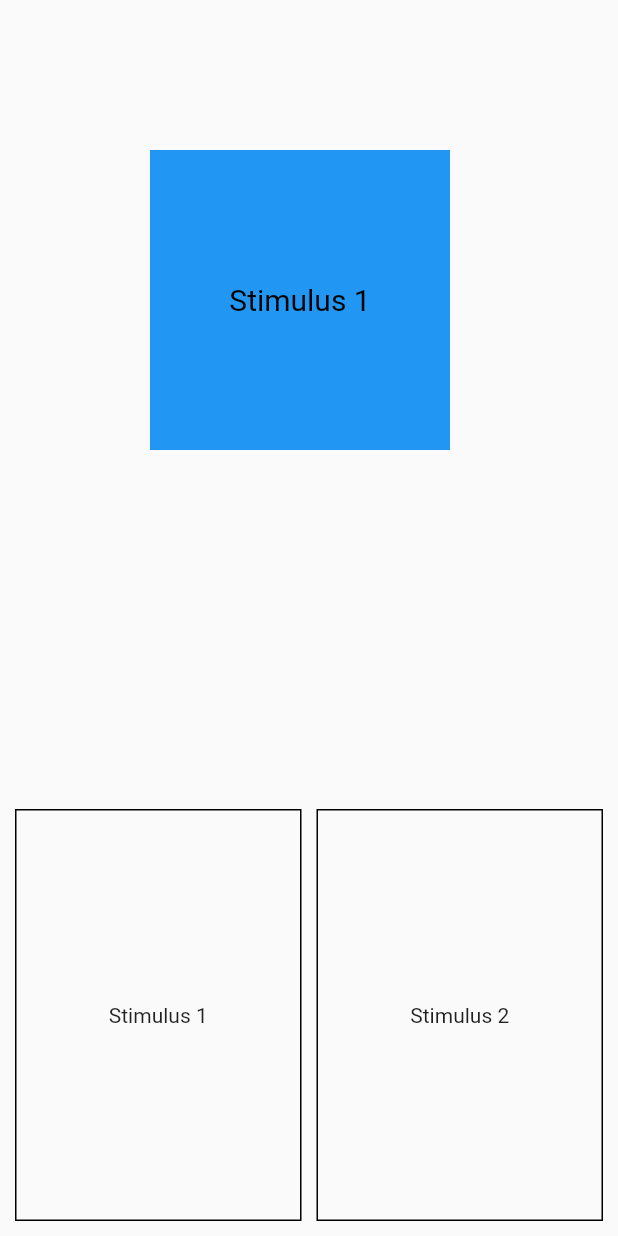
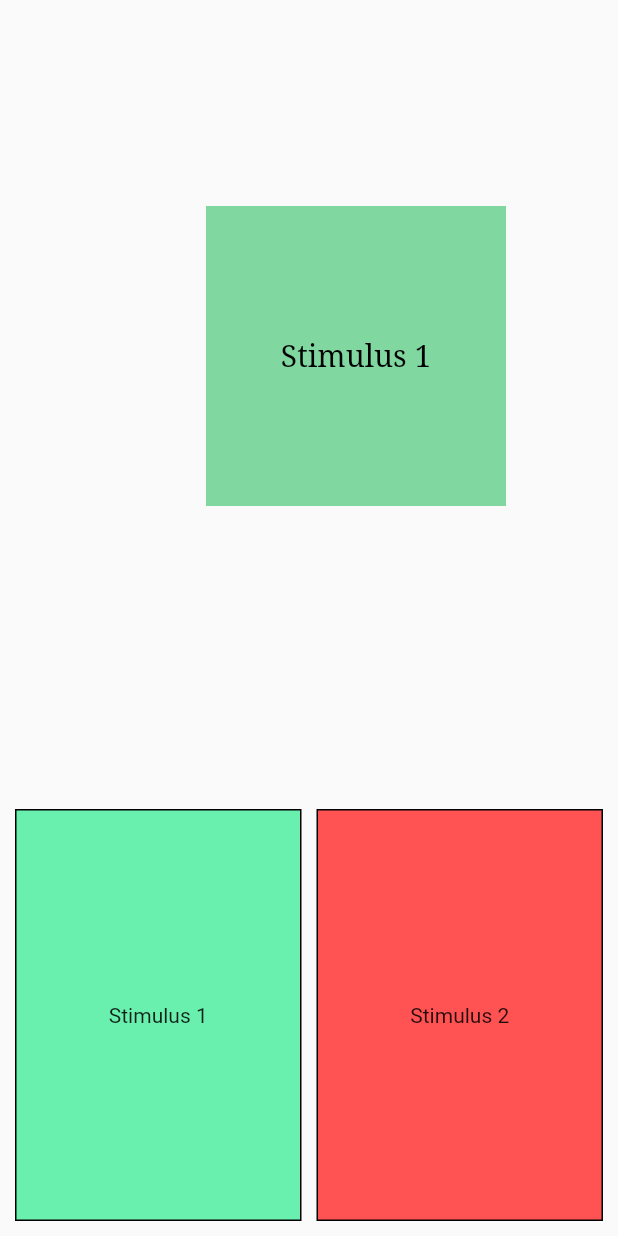
Before and after one commit to miyamot0/honiden, a Flutter app: the screen it shows after launch, on a phone screen of 412 x 824 dp. Run offline on Flutter 3.47's test engine with Material 2 defaults, Android fonts, the phone set to English and light mode, and no system bars.

Commit message:
Add lerping

```diff
--- a/lib/Controls/TwoPanelField.dart
+++ b/lib/Controls/TwoPanelField.dart
@@ -18,26 +18,69 @@ class TwoPanelField extends StatefulWidget {
 }
 
 class TwoPanelFieldState extends State<TwoPanelField> {
+  MediaQueryData mediaData;
+  double iconWidth = 100.0;
+
+  FieldDropWidget rightPanel, leftPanel;
+
+  static final Color colorRed = Colors.redAccent;
+  static final Color colorGreen = Colors.greenAccent;
+  static final Color colorLerp = Color.lerp(colorGreen, colorRed, 0.15);
+
+  void onWidgetDropped(String output) {
+    print("onWidgetDropped(): $output");
+
+    /*
+    if (output == widget.correctAnswer)
+    {
+      leftPanel.stateKey.currentState.currentColor = Colors.transparent;
+    }
+    else if (output == widget.wrongAnswer)
+    {
+      rightPanel.stateKey.currentState.currentColor = Colors.transparent;
+    }
+    */
+  }
+
   @override
   Widget build(BuildContext context) {
+
+    if (mediaData == null) {
+      mediaData = MediaQuery.of(context);
+      iconWidth = mediaData.size.height / 6.0;
+    }
+
+    if (rightPanel == null) {
+      rightPanel = FieldDropWidget(
+        entry: widget.wrongAnswer,
+        initialColor: colorRed,
+        isLeftPortion: false,
+        callbackDropped: onWidgetDropped,
+      );
+    }
+
+    if (leftPanel == null) {
+      leftPanel = FieldDropWidget(
+        entry: widget.correctAnswer,
+        initialColor: colorGreen,
+        isLeftPortion: true,
+        callbackDropped: onWidgetDropped,
+      );
+    }
+
     return Scaffold(
       body: Stack(
         children: <Widget>[
           FieldDraggable(
             content: widget.correctAnswer,
+            initialColor: colorLerp,
             initialOffset: Offset(
-              100.0,
-              100.0,
+              (mediaData.size.width / 2) -  (iconWidth / 2),
+              (mediaData.size.height / 4) - (iconWidth / 2),
             ),
           ),
-          FieldDropWidget(
-            entry: widget.correctAnswer,
-            isLeftPortion: true,
-          ),
-          FieldDropWidget(
-            entry: widget.wrongAnswer,
-            isLeftPortion: false,
-          ),
+          leftPanel,
+          rightPanel,
         ],
       ),
     );
--- a/lib/Views/FieldDraggable.dart
+++ b/lib/Views/FieldDraggable.dart
@@ -3,12 +3,14 @@ import 'package:flutter/material.dart';
 class FieldDraggable extends StatefulWidget {
   final Offset initialOffset;
   final String content;
+  final Color initialColor;
 
   const FieldDraggable(
   {
     Key key,
     this.initialOffset,
-    this.content
+    this.content,
+    this.initialColor,
   }) : super(key: key);
 
   @override
@@ -25,6 +27,7 @@ class FieldDraggableState extends State<FieldDraggable> {
     decoration: TextDecoration.none,
     fontStyle: FontStyle.normal,
     fontWeight: FontWeight.normal,
+    fontFamily: "serif",
     fontSize: 20.0);
 
   FieldDraggableState(this.content);
@@ -47,7 +50,7 @@ class FieldDraggableState extends State<FieldDraggable> {
         child: Container(
           width: 200.0,
           height: 200.0,
-          color: Colors.blue,
+          color: widget.initialColor,
           child: Center(
             child: Text(
               widget.content,
@@ -58,7 +61,7 @@ class FieldDraggableState extends State<FieldDraggable> {
         feedback: Container(
           width: 200.0,
           height: 200.0,
-          color: Colors.blue,
+          color: widget.initialColor,
           child: Center(
             child: Text(
               widget.content,
--- a/lib/Views/FieldDropTarget.dart
+++ b/lib/Views/FieldDropTarget.dart
@@ -3,22 +3,31 @@ import 'package:flutter/material.dart';
 class FieldDropWidget extends StatefulWidget {
   final String entry;
   final bool isLeftPortion;
+  final Function callbackDropped;
+  final Color initialColor;
 
-  const FieldDropWidget({
+  final GlobalKey<FieldDropWidgetState> stateKey = GlobalKey<FieldDropWidgetState>();
+
+  FieldDropWidget({
     Key key,
     @required this.entry,
     @required this.isLeftPortion,
+    @required this.callbackDropped,
+    @required this.initialColor,
   }) : super(key: key);
 
   @override
-  FieldDropWidgetState createState() => FieldDropWidgetState();
+  FieldDropWidgetState createState() => FieldDropWidgetState(key: stateKey);
 }
 
 class FieldDropWidgetState extends State<FieldDropWidget> {
   static const double padding = 10.0;
 
   String collectedData;
-  Color currentColor = Colors.transparent;
+
+  FieldDropWidgetState({
+    key
+  });
 
   @override
   Widget build(BuildContext context) {
@@ -33,7 +42,7 @@ class FieldDropWidgetState extends State<FieldDropWidget> {
             height: mediaQuery.size.height / 3.0,
             width: (mediaQuery.size.width - padding * 3.0) / 2.0,
             decoration: BoxDecoration(
-              color: currentColor,
+              color: widget.initialColor,
               border: Border.all(
                 color: Colors.black,
                 width: 1.0,
@@ -46,13 +55,18 @@ class FieldDropWidgetState extends State<FieldDropWidget> {
         },
         onWillAccept: (value) => collectedData == null,
         onAccept: (String data) {
-          if (data == widget.entry)
-            currentColor = Colors.green;
-          else
-            currentColor = Colors.red;
+          if (data == widget.entry) {
+            //currentColor = Colors.green;
+          }
+          else {
+            //currentColor = Colors.red;
+          }
+
+          widget.callbackDropped(data);
         },
         onLeave: (value) => setState(() {
-          currentColor = Colors.transparent;
+          //currentColor = Colors.transparent;
+          //widget.callbackDropped("onLeave()");
         }),
       ),
     );
--- a/lib/main.dart
+++ b/lib/main.dart
@@ -1,5 +1,4 @@
 import 'package:flutter/material.dart';
-
 import 'Controls/TwoPanelField.dart';
 
 void main() => runApp(new MyApp());
@@ -16,8 +15,8 @@ class MyApp extends StatelessWidget {
         primarySwatch: Colors.blue,
       ),
       home: TwoPanelField(
-        correctAnswer: "Stimulus 1",
-        wrongAnswer: "Stimulus 2",
+        correctAnswer: correctAnswer,
+        wrongAnswer: wrongAnswer,
       ),
     );
   }
```
